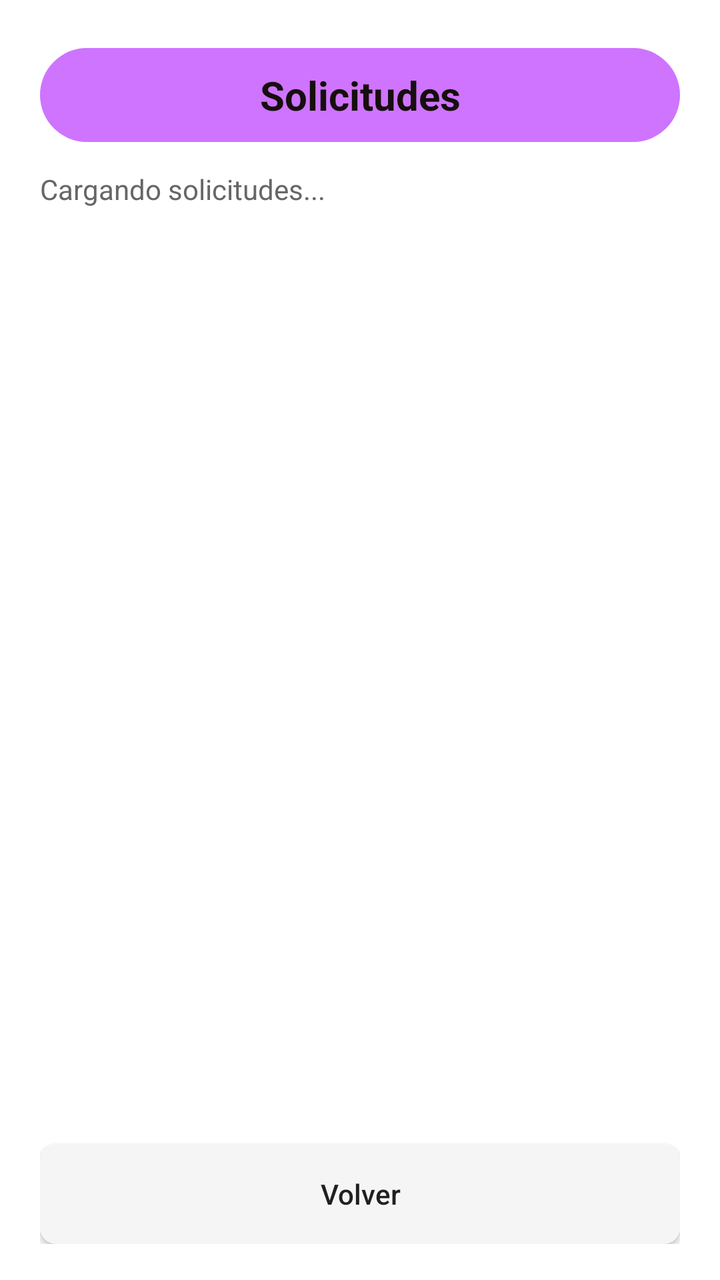
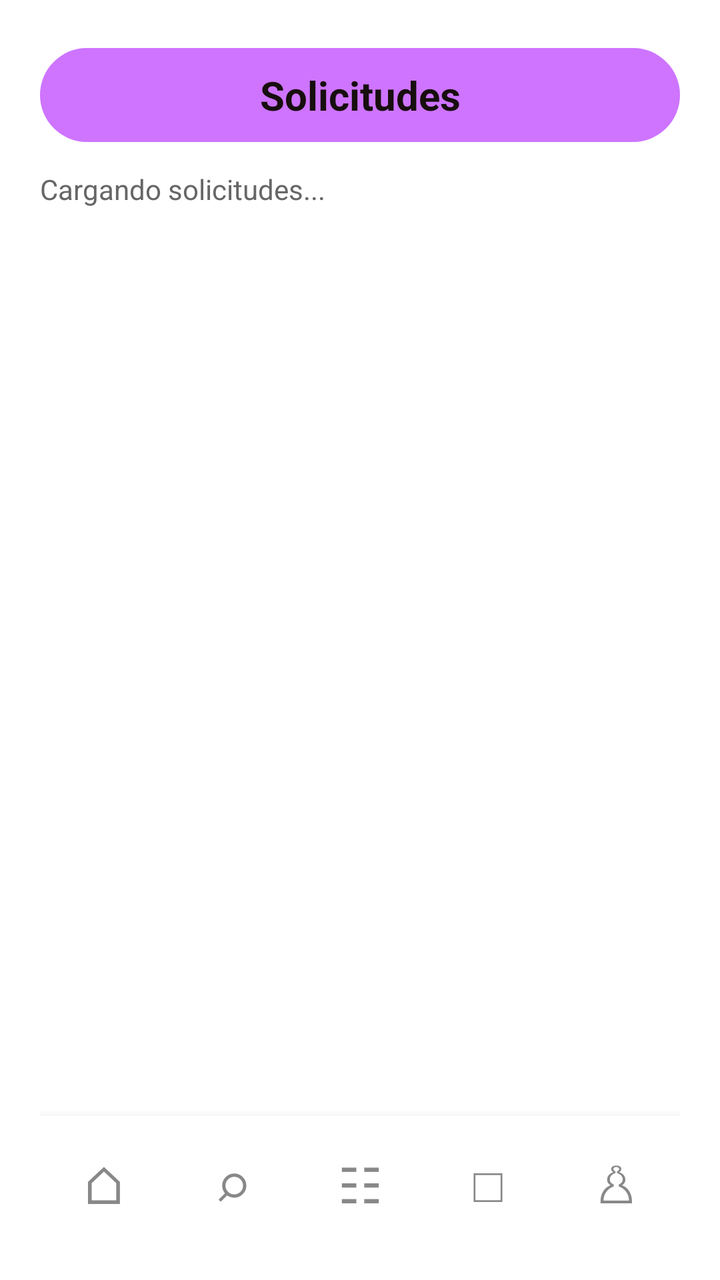

Before-and-after screenshots of an Android layout around one commit, followed by the original layout XML and the change that was made.
<!-- AndroidManifest.xml: application theme Theme.EvohkaApp -->
<!-- res/layout/activity_solicitudes.xml -->
<?xml version="1.0" encoding="utf-8"?>
<LinearLayout xmlns:android="http://schemas.android.com/apk/res/android"
    android:layout_width="match_parent"
    android:layout_height="match_parent"
    android:background="#FFFFFF"
    android:orientation="vertical"
    android:paddingStart="20dp"
    android:paddingTop="24dp"
    android:paddingEnd="20dp"
    android:paddingBottom="18dp">

    <TextView
        android:layout_width="match_parent"
        android:layout_height="wrap_content"
        android:background="@drawable/bg_title_evohka"
        android:gravity="center"
        android:padding="10dp"
        android:text="Solicitudes"
        android:textColor="#170E0E"
        android:textSize="20sp"
        android:textStyle="bold" />

    <TextView
        android:id="@+id/txtEstadoSolicitudes"
        android:layout_width="match_parent"
        android:layout_height="wrap_content"
        android:layout_marginTop="14dp"
        android:text="Cargando solicitudes..."
        android:textColor="#666666"
        android:textSize="14sp" />

    <ScrollView
        android:layout_width="match_parent"
        android:layout_height="0dp"
        android:layout_marginTop="14dp"
        android:layout_weight="1"
        android:clipToPadding="false">

        <LinearLayout
            android:id="@+id/contenedorSolicitudes"
            android:layout_width="match_parent"
            android:layout_height="wrap_content"
            android:orientation="vertical"
            android:paddingBottom="8dp" />

    </ScrollView>

    <Button
        android:id="@+id/btnVolverSolicitudes"
        android:layout_width="match_parent"
        android:layout_height="50dp"
        android:layout_marginTop="10dp"
        android:background="@drawable/bg_input_evohka"
        android:backgroundTint="@null"
        android:text="Volver"
        android:textAllCaps="false"
        android:textColor="#202020" />

</LinearLayout>
<!-- resources referenced by this layout -->
<resources>
  <!-- drawable bg_input_evohka (drawable) -->
  <?xml version="1.0" encoding="utf-8"?>
  <shape xmlns:android="http://schemas.android.com/apk/res/android">
      <solid android:color="#F5F5F5" />
      <corners android:radius="8dp" />
  </shape>
  <!-- drawable bg_title_evohka (drawable) -->
  <?xml version="1.0" encoding="utf-8"?>
  <shape xmlns:android="http://schemas.android.com/apk/res/android">
      <solid android:color="#CE74FF" />
      <corners android:radius="40dp" />
  </shape>
  <style name="Theme.EvohkaApp" parent="android:Theme.Material.Light.NoActionBar" />
</resources>

<!-- the commit's change to res/layout/activity_solicitudes.xml (unified diff, before → after) -->
@@ -45,15 +45,83 @@
 
     </ScrollView>
 
-    <Button
-        android:id="@+id/btnVolverSolicitudes"
-        android:layout_width="match_parent"
-        android:layout_height="50dp"
-        android:layout_marginTop="10dp"
-        android:background="@drawable/bg_input_evohka"
-        android:backgroundTint="@null"
-        android:text="Volver"
-        android:textAllCaps="false"
-        android:textColor="#202020" />
+    <include layout="@layout/view_navegacion_propietario" />
 
 </LinearLayout>
+<!-- res/layout/view_navegacion_propietario.xml (included above) -->
+<?xml version="1.0" encoding="utf-8"?>
+<LinearLayout xmlns:android="http://schemas.android.com/apk/res/android"
+    android:layout_width="match_parent"
+    android:layout_height="64dp"
+    android:background="#FFFFFF"
+    android:elevation="8dp"
+    android:gravity="center"
+    android:orientation="horizontal"
+    android:paddingTop="4dp">
+
+    <TextView
+        android:id="@+id/navPropietarioInicio"
+        android:layout_width="0dp"
+        android:layout_height="match_parent"
+        android:layout_weight="1"
+        android:clickable="true"
+        android:contentDescription="Inicio"
+        android:focusable="true"
+        android:gravity="center"
+        android:text="⌂"
+        android:textColor="#888888"
+        android:textSize="26sp" />
+
+    <TextView
+        android:id="@+id/navPropietarioInmuebles"
+        android:layout_width="0dp"
+        android:layout_height="match_parent"
+        android:layout_weight="1"
+        android:clickable="true"
+        android:contentDescription="Mis inmuebles"
+        android:focusable="true"
+        android:gravity="center"
+        android:text="⌕"
+        android:textColor="#888888"
+        android:textSize="26sp" />
+
+    <TextView
+        android:id="@+id/navPropietarioSolicitudes"
+        android:layout_width="0dp"
+        android:layout_height="match_parent"
+        android:layout_weight="1"
+        android:clickable="true"
+        android:contentDescription="Solicitudes"
+        android:focusable="true"
+        android:gravity="center"
+        android:text="☷"
+        android:textColor="#888888"
+        android:textSize="25sp" />
+
+    <TextView
+        android:id="@+id/navPropietarioContratos"
+        android:layout_width="0dp"
+        android:layout_height="match_parent"
+        android:layout_weight="1"
+        android:clickable="true"
+        android:contentDescription="Contratos"
+        android:focusable="true"
+        android:gravity="center"
+        android:text="□"
+        android:textColor="#888888"
+        android:textSize="24sp" />
+
+    <TextView
+        android:id="@+id/navPropietarioNotificaciones"
+        android:layout_width="0dp"
+        android:layout_height="match_parent"
+        android:layout_weight="1"
+        android:clickable="true"
+        android:contentDescription="Notificaciones"
+        android:focusable="true"
+        android:gravity="center"
+        android:text="♙"
+        android:textColor="#888888"
+        android:textSize="25sp" />
+
+</LinearLayout>
<!-- resource entries referenced after the edit -->
@@ -1,11 +1,5 @@
 <!-- resources referenced by this layout -->
 <resources>
-  <!-- drawable bg_input_evohka (drawable) -->
-  <?xml version="1.0" encoding="utf-8"?>
-  <shape xmlns:android="http://schemas.android.com/apk/res/android">
-      <solid android:color="#F5F5F5" />
-      <corners android:radius="8dp" />
-  </shape>
   <!-- drawable bg_title_evohka (drawable) -->
   <?xml version="1.0" encoding="utf-8"?>
   <shape xmlns:android="http://schemas.android.com/apk/res/android">
